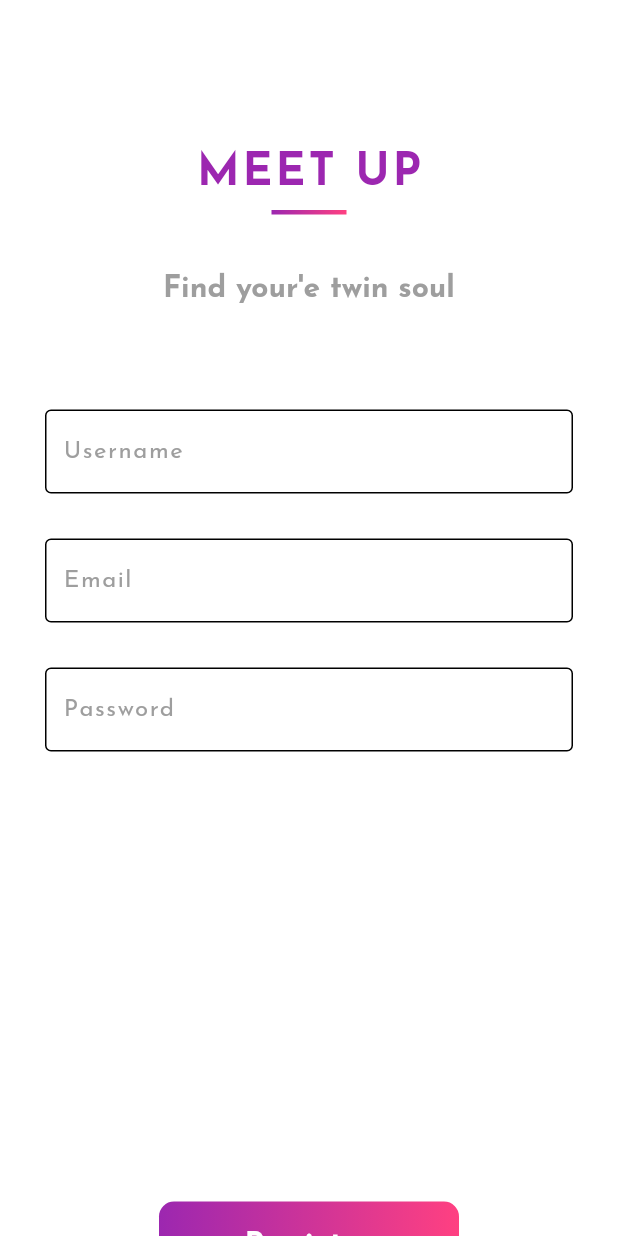
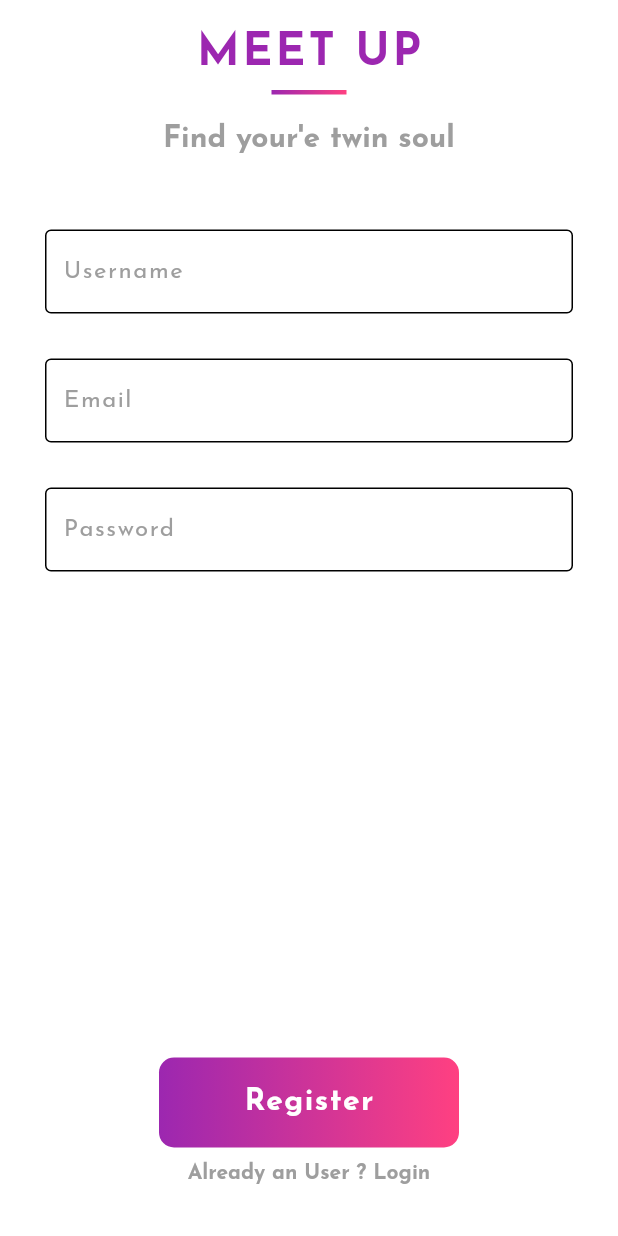
Before and after one commit to naveeramesh/Meetup, a Flutter app: the Signin screen opened directly, on a phone screen of 412 x 824 dp. Run offline on Flutter 3.47's test engine with Material 2 defaults, Android fonts, the light colour scheme and no system bars; our stand-ins replace cloud_firestore, eva_icons_flutter, firebase_auth, firebase_core, firebase_storage, flutter_tindercard and 6 more; accounts and stored records are empty; network calls fail.

Commit message:
final commit

```diff
--- a/lib/Pages/Info.dart
+++ b/lib/Pages/Info.dart
@@ -103,7 +103,7 @@ class _InfoState extends State<Info> {
         body: Column(
           children: [
             Container(
-              height: 550,
+              height: MediaQuery.of(context).size.height-300,
               decoration: BoxDecoration(
                   borderRadius: BorderRadius.circular(10),
                   image: DecorationImage(
--- a/lib/Pages/Signin.dart
+++ b/lib/Pages/Signin.dart
@@ -73,13 +73,17 @@ class _SigninState extends State<Signin> {
   Widget build(BuildContext context) {
     return Scaffold(
       backgroundColor: Colors.white,
-      body: SingleChildScrollView(
+      body: SafeArea(
+        child: SingleChildScrollView(
           child: Container(
+            height: MediaQuery.of(context).size.height,
             child: Column(
+              crossAxisAlignment: CrossAxisAlignment.center,
               children: [
-              SizedBox(width: 500),
-              Padding(
-                padding: const EdgeInsets.only(top: 100.0),
+                SizedBox(
+                  height: 20,
+                ),
+                Center(
                   child: Text(
                     'Meet Up'.toUpperCase(),
                     style: GoogleFonts.josefinSans(
@@ -100,7 +104,7 @@ class _SigninState extends State<Signin> {
                           colors: <Color>[Colors.purple, Colors.pinkAccent])),
                 ),
                 SizedBox(
-                height: 40,
+                  height: 20,
                 ),
                 Text("Find your'e twin soul",
                     style: GoogleFonts.josefinSans(
@@ -109,16 +113,8 @@ class _SigninState extends State<Signin> {
                       color: Colors.grey,
                     )),
                 SizedBox(
-                height: 40,
+                  height: 20,
                 ),
-              // Container(
-              //   height: 100,
-              //   child: Lottie.network(
-              //       'https://assets10.lottiefiles.com/packages/lf20_5Vz7xX.json'),
-              // ),
-              // SizedBox(
-              //   height: 40,
-              // ),
                 Form(
                   key: _formKey,
                   child: Column(
@@ -138,9 +134,11 @@ class _SigninState extends State<Signin> {
                             controller: usernamecontroller,
                             decoration: InputDecoration(
                                 enabledBorder: OutlineInputBorder(
-                                  borderSide: BorderSide(color: Colors.black)),
+                                    borderSide:
+                                        BorderSide(color: Colors.black)),
                                 focusedBorder: OutlineInputBorder(
-                                  borderSide: BorderSide(color: Colors.black)),
+                                    borderSide:
+                                        BorderSide(color: Colors.black)),
                                 hintText: 'Username',
                                 hintStyle: GoogleFonts.josefinSans(
                                     color: Colors.grey, letterSpacing: 1)),
@@ -168,9 +166,11 @@ class _SigninState extends State<Signin> {
                             controller: emailcontroller,
                             decoration: InputDecoration(
                                 enabledBorder: OutlineInputBorder(
-                                  borderSide: BorderSide(color: Colors.black)),
+                                    borderSide:
+                                        BorderSide(color: Colors.black)),
                                 focusedBorder: OutlineInputBorder(
-                                  borderSide: BorderSide(color: Colors.black)),
+                                    borderSide:
+                                        BorderSide(color: Colors.black)),
                                 hintText: 'Email',
                                 hintStyle: GoogleFonts.josefinSans(
                                     color: Colors.grey, letterSpacing: 1)),
@@ -193,9 +193,11 @@ class _SigninState extends State<Signin> {
                             obscureText: true,
                             decoration: InputDecoration(
                                 enabledBorder: OutlineInputBorder(
-                                  borderSide: BorderSide(color: Colors.black)),
+                                    borderSide:
+                                        BorderSide(color: Colors.black)),
                                 focusedBorder: OutlineInputBorder(
-                                  borderSide: BorderSide(color: Colors.black)),
+                                    borderSide:
+                                        BorderSide(color: Colors.black)),
                                 hintText: 'Password',
                                 hintStyle: GoogleFonts.josefinSans(
                                     color: Colors.grey, letterSpacing: 1)),
@@ -203,7 +205,7 @@ class _SigninState extends State<Signin> {
                         ),
                       ),
                       SizedBox(
-                      height: 300,
+                        height: MediaQuery.of(context).size.height - 500,
                       ),
                       GestureDetector(
                         onTap: () {
@@ -244,7 +246,8 @@ class _SigninState extends State<Signin> {
                         },
                         child: Text('Already an User ? Login',
                             style: GoogleFonts.josefinSans(
-                              fontWeight: FontWeight.bold, color: Colors.grey)),
+                                fontWeight: FontWeight.bold,
+                                color: Colors.grey)),
                       ),
                     ],
                   ),
@@ -253,6 +256,7 @@ class _SigninState extends State<Signin> {
             ),
           ),
         ),
+      ),
     );
   }
 }
--- a/lib/Pages/ageabout.dart
+++ b/lib/Pages/ageabout.dart
@@ -38,7 +38,8 @@ class _AboutState extends State<About> {
         child: Icon(Icons.arrow_forward),
       ),
       body:
-       Container(
+       SingleChildScrollView(
+                child: Container(
           child: Column(
             children: [
               SizedBox(
@@ -251,6 +252,7 @@ class _AboutState extends State<About> {
             ],
           ),
       ),
+       ),
     );
   }
 }
```
Also changed, not shown: lib/Pages/HomeScreen.dart (+22 -40 lines), lib/Pages/Intrest.dart (+1 -7 lines), lib/Pages/Profile.dart (+18 -17 lines), lib/Pages/SplashScreen.dart (+11 -13 lines). Lines whose indentation alone changed are shown as unchanged.
